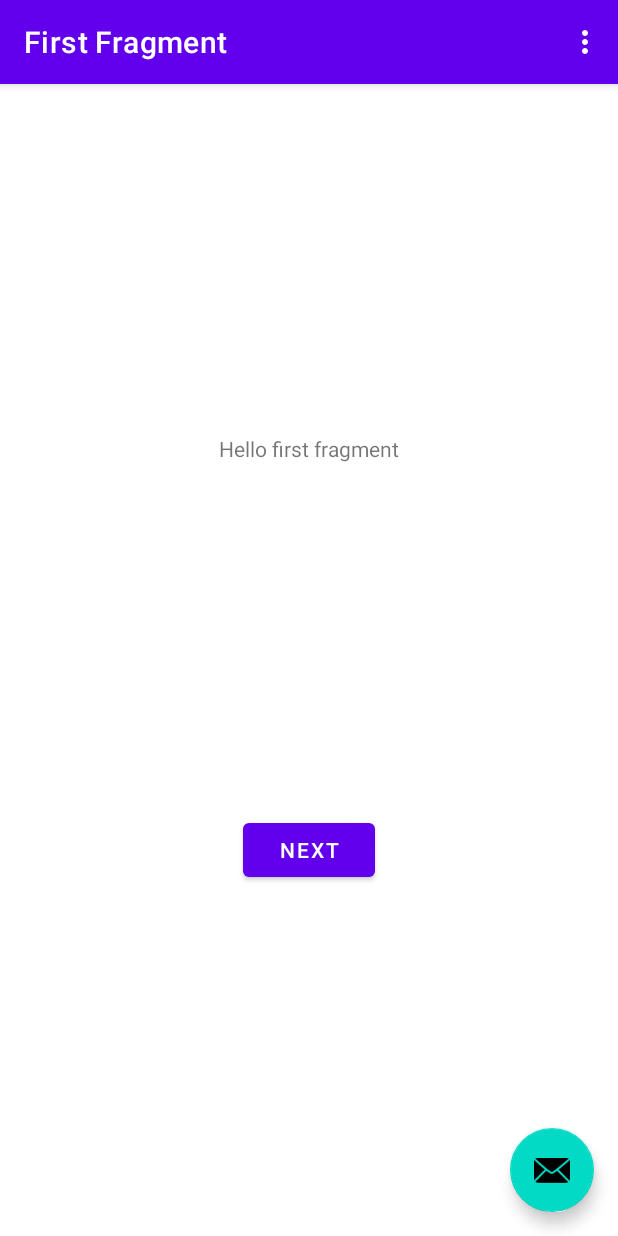
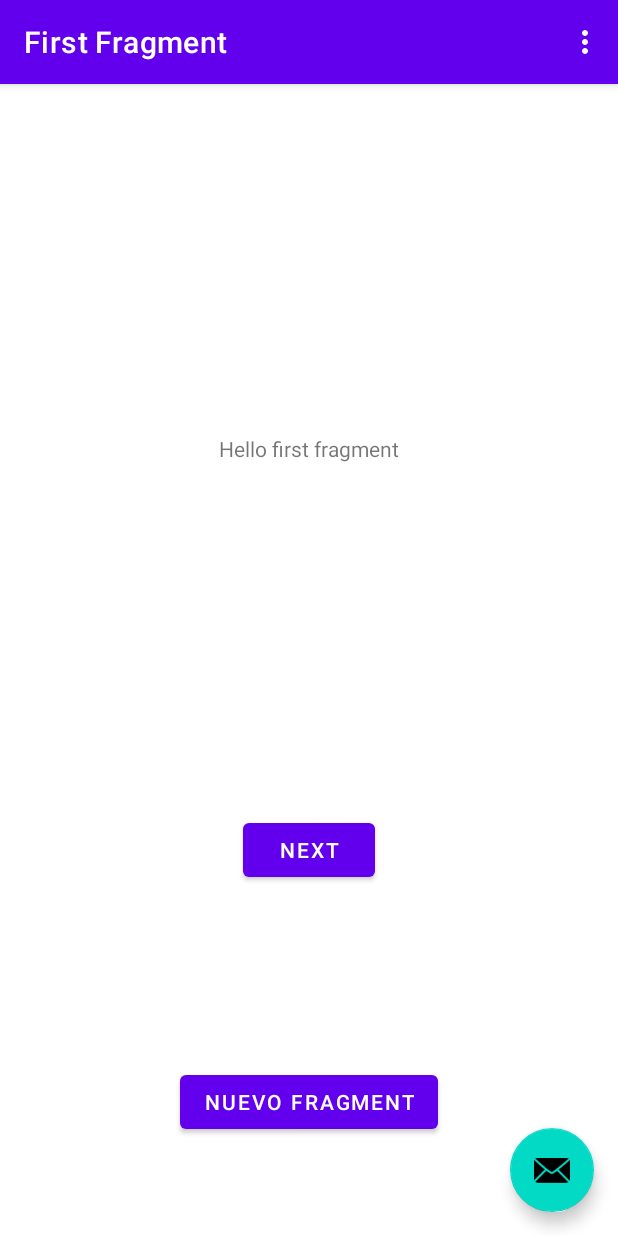
Before and after one commit to Imanol1/Tests, an Android app: the screen it shows after launch (MainActivity), on a phone screen of 412 x 824 dp. Run offline under Robolectric (Android 15) with nearby library versions, the phone set to English and light mode, and no system bars; our stand-ins replace navigation-ui.

Commit message:
tests fragments

```diff
--- a/app/src/main/res/layout/fragment_first.xml
+++ b/app/src/main/res/layout/fragment_first.xml
@@ -25,4 +25,16 @@
         app:layout_constraintEnd_toEndOf="parent"
         app:layout_constraintStart_toStartOf="parent"
         app:layout_constraintTop_toBottomOf="@id/textview_first" />
+
+    <Button
+        android:id="@+id/btn_third_fragment"
+        android:layout_width="wrap_content"
+        android:layout_height="wrap_content"
+        android:text="@string/to_third_fragment"
+        app:layout_constraintBottom_toBottomOf="parent"
+        app:layout_constraintEnd_toEndOf="parent"
+        app:layout_constraintHorizontal_bias="0.501"
+        app:layout_constraintStart_toStartOf="parent"
+        app:layout_constraintTop_toBottomOf="@+id/button_first"
+        app:layout_constraintVertical_bias="0.647" />
 </androidx.constraintlayout.widget.ConstraintLayout>
--- a/app/src/main/res/navigation/nav_graph.xml
+++ b/app/src/main/res/navigation/nav_graph.xml
@@ -14,6 +14,10 @@
         <action
             android:id="@+id/action_FirstFragment_to_SecondFragment"
             app:destination="@id/SecondFragment" />
+
+        <action
+            android:id="@+id/action_FirstFragment_to_ThirdFragment"
+            app:destination="@id/ThirdFragment" />
     </fragment>
     <fragment
         android:id="@+id/SecondFragment"
@@ -25,4 +29,11 @@
             android:id="@+id/action_SecondFragment_to_FirstFragment"
             app:destination="@id/FirstFragment" />
     </fragment>
+
+    <fragment
+        android:id="@+id/ThirdFragment"
+        android:name="com.example.tests.ThirdFragment"
+        android:label="@string/third_fragment_label"
+        tools:layout="@layout/fragment_third">
+    </fragment>
 </navigation>
--- a/app/src/main/res/values/strings.xml
+++ b/app/src/main/res/values/strings.xml
@@ -4,11 +4,15 @@
     <!-- Strings used for fragments for navigation -->
     <string name="first_fragment_label">First Fragment</string>
     <string name="second_fragment_label">Second Fragment</string>
+    <string name="third_fragment_label">Third Fragment</string>
     <string name="next">Next</string>
     <string name="previous">Previous</string>
+    <string name="to_third_fragment">Nuevo fragment</string>
 
     <string name="hello_first_fragment">Hello first fragment</string>
     <string name="hello_second_fragment">Hello second fragment. Arg: %1$s</string>
-    <string name="text_test_differents_colors">Prueba <font color="#440000" style="@themes/yellowStile">de</font> <font color="@colors/purple_700">distintos</font> <font color='#FF0000'>colores</font></string>
+    <string name="text_test_differents_colors">Prueba <font color="#440000" style="@themes/yellowStyle">de</font> <font color="@colors/purple_700">distintos</font> <font color='#FF0000'>colores</font></string>
+<!-- TODO: Remove or change this placeholder text -->
+    <string name="hello_blank_fragment">Hello blank fragment</string>
 
 </resources>
--- a/app/src/main/res/values/themes.xml
+++ b/app/src/main/res/values/themes.xml
@@ -19,7 +19,7 @@
         <item name="windowNoTitle">true</item>
     </style>
 
-    <style name="yellowStile">
+    <style name="yellowStyle">
         <item name="android:textColor">#FFFF00</item>
     </style>
 
```
Also changed, not shown: app/src/main/java/com/example/tests/FirstFragment.kt (+3 -0 lines), app/src/main/java/com/example/tests/ThirdFragment.kt (added, +50 -0 lines), app/src/main/res/layout/fragment_third.xml (added, +21 -0 lines).
